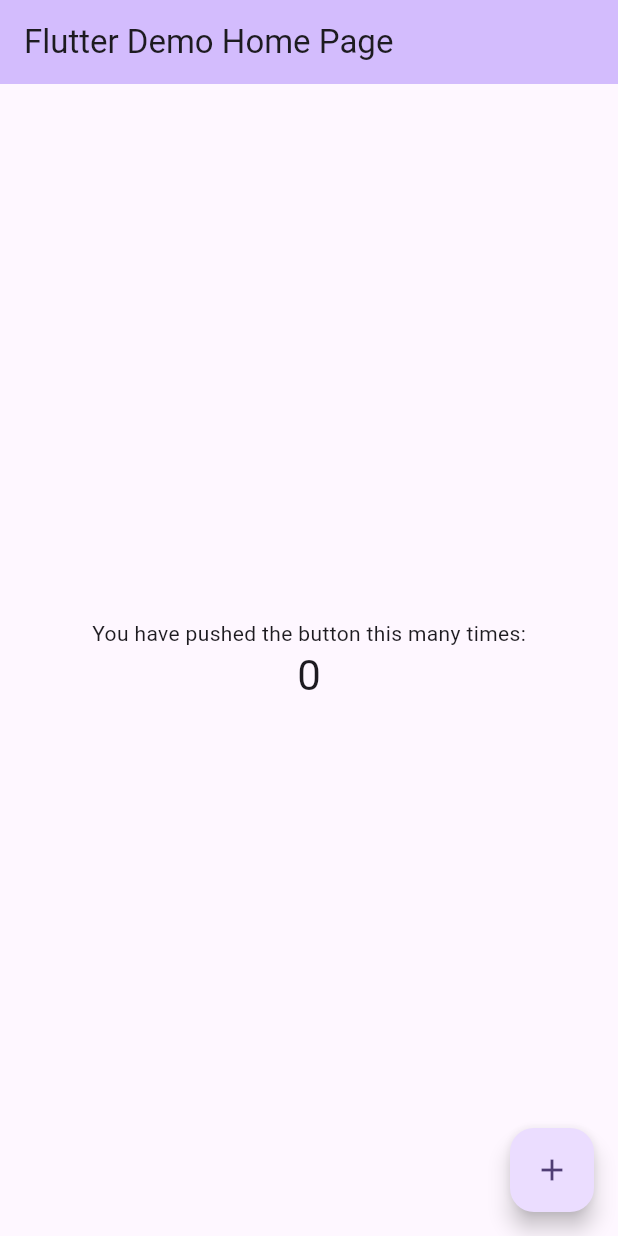
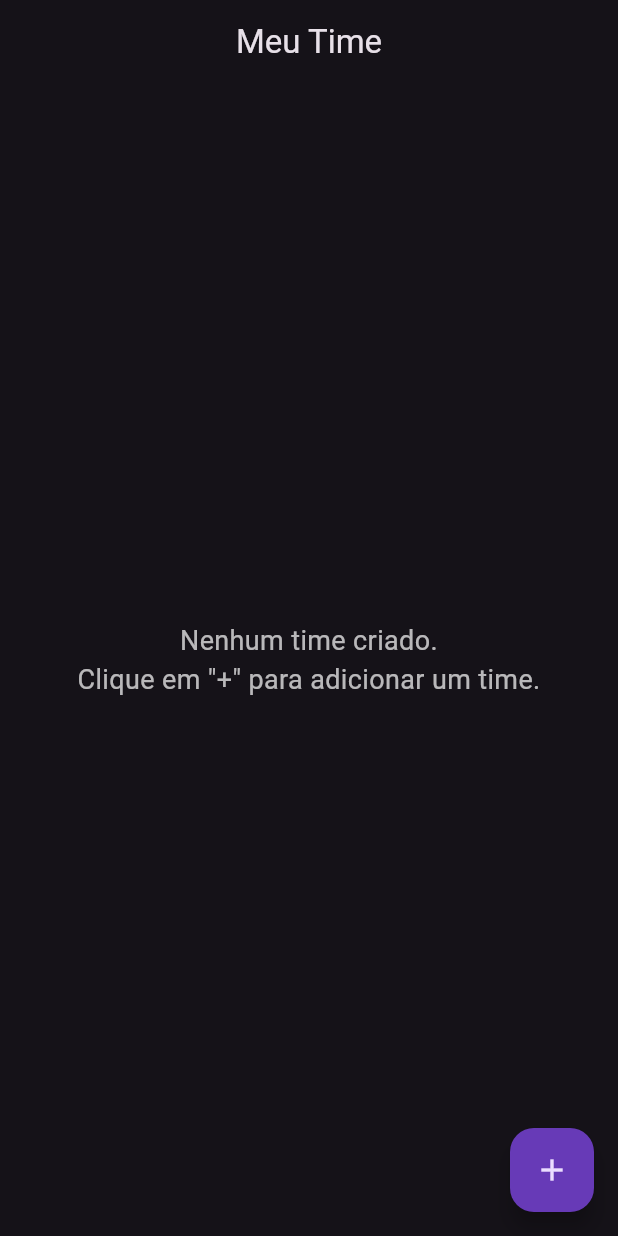
Before and after one commit to alyssonzanchi/draft-master, a Flutter app: the screen it shows after launch, on a phone screen of 412 x 824 dp. Run offline on Flutter 3.47's test engine with Material 3 defaults, Android fonts, the phone set to English and light mode, and no system bars.

Commit message:
create first screens

```diff
--- a/lib/main.dart
+++ b/lib/main.dart
@@ -1,4 +1,5 @@
 import 'package:flutter/material.dart';
+import 'screens/home_screen.dart';
 
 void main() {
   runApp(const MyApp());
@@ -7,116 +8,47 @@ void main() {
 class MyApp extends StatelessWidget {
   const MyApp({super.key});
 
-  // This widget is the root of your application.
   @override
   Widget build(BuildContext context) {
+    const seedColor = Colors.deepPurple;
+
     return MaterialApp(
       title: 'Flutter Demo',
       theme: ThemeData(
-        // This is the theme of your application.
-        //
-        // TRY THIS: Try running your application with "flutter run". You'll see
-        // the application has a purple toolbar. Then, without quitting the app,
-        // try changing the seedColor in the colorScheme below to Colors.green
-        // and then invoke "hot reload" (save your changes or press the "hot
-        // reload" button in a Flutter-supported IDE, or press "r" if you used
-        // the command line to start the app).
-        //
-        // Notice that the counter didn't reset back to zero; the application
-        // state is not lost during the reload. To reset the state, use hot
-        // restart instead.
-        //
-        // This works for code too, not just values: Most code changes can be
-        // tested with just a hot reload.
-        colorScheme: ColorScheme.fromSeed(seedColor: Colors.deepPurple),
+        brightness: Brightness.dark,
+        useMaterial3: true,
+        colorScheme: ColorScheme.fromSeed(
+          seedColor: seedColor,
+          brightness: Brightness.dark,
+        ),
+        inputDecorationTheme: InputDecorationTheme(
+          filled: true,
+          fillColor: Colors.white.withAlpha((255 * 0.1).round()),
+          labelStyle: TextStyle(color: Colors.grey[400]),
+          border: OutlineInputBorder(
+            borderRadius: BorderRadius.circular(8),
+            borderSide: BorderSide.none,
+          ),
+          focusedBorder: OutlineInputBorder(
+            borderRadius: BorderRadius.circular(8),
+            borderSide: const BorderSide(color: seedColor),
+          ),
+        ),
+        elevatedButtonTheme: ElevatedButtonThemeData(
+          style: ElevatedButton.styleFrom(
+            backgroundColor: seedColor,
+            foregroundColor: Colors.white,
+            padding: const EdgeInsets.symmetric(vertical: 16),
+            textStyle: const TextStyle(fontSize: 18, fontWeight: FontWeight.bold),
+            shape: RoundedRectangleBorder(borderRadius: BorderRadius.circular(8)),
+          ),
+        ),
+        floatingActionButtonTheme: const FloatingActionButtonThemeData(
+          backgroundColor: seedColor,
+        ),
       ),
-      home: const MyHomePage(title: 'Flutter Demo Home Page'),
+      home: const HomeScreen(),
+      debugShowCheckedModeBanner: false,
     );
   }
 }
-
-class MyHomePage extends StatefulWidget {
-  const MyHomePage({super.key, required this.title});
-
-  // This widget is the home page of your application. It is stateful, meaning
-  // that it has a State object (defined below) that contains fields that affect
-  // how it looks.
-
-  // This class is the configuration for the state. It holds the values (in this
-  // case the title) provided by the parent (in this case the App widget) and
-  // used by the build method of the State. Fields in a Widget subclass are
-  // always marked "final".
-
-  final String title;
-
-  @override
-  State<MyHomePage> createState() => _MyHomePageState();
-}
-
-class _MyHomePageState extends State<MyHomePage> {
-  int _counter = 0;
-
-  void _incrementCounter() {
-    setState(() {
-      // This call to setState tells the Flutter framework that something has
-      // changed in this State, which causes it to rerun the build method below
-      // so that the display can reflect the updated values. If we changed
-      // _counter without calling setState(), then the build method would not be
-      // called again, and so nothing would appear to happen.
-      _counter++;
-    });
-  }
-
-  @override
-  Widget build(BuildContext context) {
-    // This method is rerun every time setState is called, for instance as done
-    // by the _incrementCounter method above.
-    //
-    // The Flutter framework has been optimized to make rerunning build methods
-    // fast, so that you can just rebuild anything that needs updating rather
-    // than having to individually change instances of widgets.
-    return Scaffold(
-      appBar: AppBar(
-        // TRY THIS: Try changing the color here to a specific color (to
-        // Colors.amber, perhaps?) and trigger a hot reload to see the AppBar
-        // change color while the other colors stay the same.
-        backgroundColor: Theme.of(context).colorScheme.inversePrimary,
-        // Here we take the value from the MyHomePage object that was created by
-        // the App.build method, and use it to set our appbar title.
-        title: Text(widget.title),
-      ),
-      body: Center(
-        // Center is a layout widget. It takes a single child and positions it
-        // in the middle of the parent.
-        child: Column(
-          // Column is also a layout widget. It takes a list of children and
-          // arranges them vertically. By default, it sizes itself to fit its
-          // children horizontally, and tries to be as tall as its parent.
-          //
-          // Column has various properties to control how it sizes itself and
-          // how it positions its children. Here we use mainAxisAlignment to
-          // center the children vertically; the main axis here is the vertical
-          // axis because Columns are vertical (the cross axis would be
-          // horizontal).
-          //
-          // TRY THIS: Invoke "debug painting" (choose the "Toggle Debug Paint"
-          // action in the IDE, or press "p" in the console), to see the
-          // wireframe for each widget.
-          mainAxisAlignment: MainAxisAlignment.center,
-          children: <Widget>[
-            const Text('You have pushed the button this many times:'),
-            Text(
-              '$_counter',
-              style: Theme.of(context).textTheme.headlineMedium,
-            ),
-          ],
-        ),
-      ),
-      floatingActionButton: FloatingActionButton(
-        onPressed: _incrementCounter,
-        tooltip: 'Increment',
-        child: const Icon(Icons.add),
-      ), // This trailing comma makes auto-formatting nicer for build methods.
-    );
-  }
-}
--- /dev/null
+++ b/lib/models/player.dart
@@ -0,0 +1,15 @@
+class Player {
+  final String summonerName;
+  final String role;
+  final String rank;
+  final int level;
+  final List<String> topChampions;
+
+  Player({
+    required this.summonerName,
+    required this.role,
+    required this.rank,
+    required this.level,
+    required this.topChampions,
+  });
+}
--- /dev/null
+++ b/lib/models/team.dart
@@ -0,0 +1,8 @@
+import 'player.dart';
+
+class Team {
+  final String name;
+  final List<Player> players;
+
+  Team({required this.name, required this.players});
+}
--- /dev/null
+++ b/lib/screens/home_screen.dart
@@ -0,0 +1,64 @@
+import 'package:flutter/material.dart';
+import '../models/team.dart';
+import '../models/player.dart';
+import 'create_team_screen.dart';
+import '../widgets/player_card.dart';
+
+class HomeScreen extends StatefulWidget {
+  const HomeScreen({super.key});
+
+  @override
+  State<HomeScreen> createState() => _HomeScreenState();
+}
+
+class _HomeScreenState extends State<HomeScreen> {
+  Team? _currentTeam;
+
+  void _updateTeam(Team newTeam) {
+    setState(() {
+      _currentTeam = newTeam;
+    });
+  }
+
+  @override
+  Widget build(BuildContext context) {
+    return Scaffold(
+      appBar: AppBar(title: const Text('Meu Time'), centerTitle: true),
+      body: _buildBody(),
+      floatingActionButton: FloatingActionButton(
+        onPressed: () async {
+          final newTeam = await Navigator.push<Team>(
+            context,
+            MaterialPageRoute(builder: (context) => const CreateTeamScreen()),
+          );
+          if (newTeam != null) {
+            _updateTeam(newTeam);
+          }
+        },
+        tooltip: 'Criar ou Editar Time',
+        child: const Icon(Icons.add),
+      ),
+    );
+  }
+
+  Widget _buildBody() {
+    if (_currentTeam == null || _currentTeam!.players.isEmpty) {
+      return const Center(
+        child: Text(
+          'Nenhum time criado.\nClique em "+" para adicionar um time.',
+          textAlign: TextAlign.center,
+          style: TextStyle(fontSize: 18, color: Colors.white70),
+        ),
+      );
+    }
+
+    return ListView.builder(
+      padding: const EdgeInsets.all(16.0),
+      itemCount: _currentTeam!.players.length,
+      itemBuilder: (context, index) {
+        final Player player = _currentTeam!.players[index];
+        return PlayerCard(player: player);
+      },
+    );
+  }
+}
--- a/pubspec.yaml
+++ b/pubspec.yaml
@@ -30,6 +30,7 @@ environment:
 dependencies:
   flutter:
     sdk: flutter
+  http: ^1.2.1
 
   # The following adds the Cupertino Icons font to your application.
   # Use with the CupertinoIcons class for iOS style icons.
```
Also changed, not shown: lib/screens/create_team_screen.dart (added, +290 -0 lines), lib/services/riot_api_service.dart (added, +63 -0 lines), lib/widgets/player_card.dart (added, +120 -0 lines), pubspec.lock.
